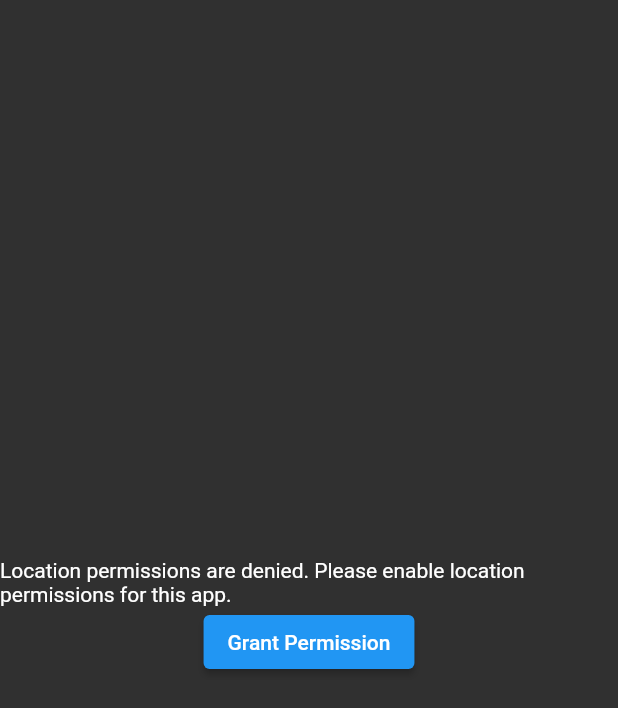
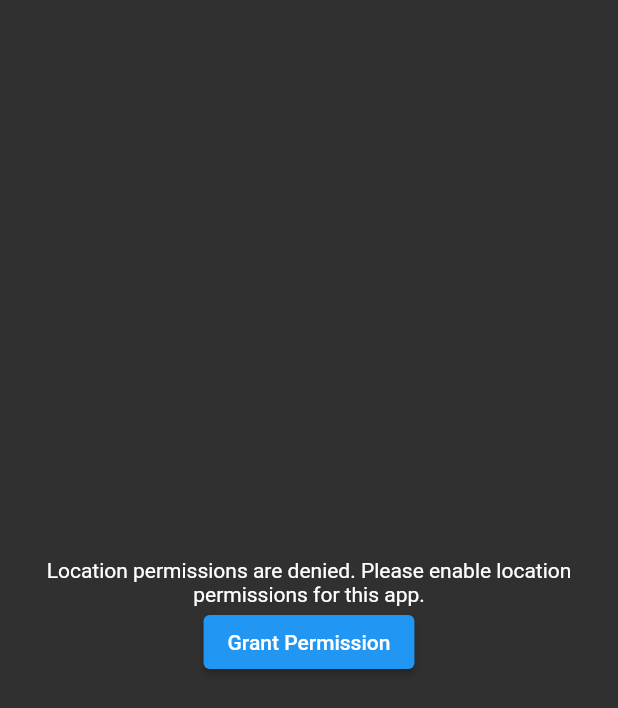
Before and after one commit to tomsitter/weather_fan, a Flutter app: the screen it shows after launch, on a phone screen of 412 x 824 dp. Shown: the top 708 px of the screen. Run offline on Flutter 3.47's test engine with Material 2 defaults, Android fonts, the phone set to English and light mode, and no system bars; our stand-ins replace flutter_spinkit, geolocator, permission_handler.

Commit message:
Update styles and rename app on Android

```diff
--- a/lib/main.dart
+++ b/lib/main.dart
@@ -12,7 +12,8 @@ class MyApp extends StatelessWidget {
   @override
   Widget build(BuildContext context) {
     return MaterialApp(
-      title: 'Flutter Demo',
+      debugShowCheckedModeBanner: false,
+      title: 'Weather Fan',
       theme: ThemeData.dark(),
       home: const LoadingScreen(),
     );
--- a/lib/screens/loading_screen.dart
+++ b/lib/screens/loading_screen.dart
@@ -7,7 +7,7 @@ import 'package:weather_fan/util/forecast.dart';
 import 'package:weather_fan/services/weather.dart';
 import 'package:weather_fan/util/styles.dart';
 
-import 'location_screen.dart';
+import 'weather_screen.dart';
 
 class LoadingScreen extends StatefulWidget {
   const LoadingScreen({Key? key}) : super(key: key);
--- a/lib/screens/permission_screen.dart
+++ b/lib/screens/permission_screen.dart
@@ -12,7 +12,9 @@ class PermissionScreen extends StatelessWidget {
         crossAxisAlignment: CrossAxisAlignment.center,
         children: [
           const Text(
-              "Location permissions are denied. Please enable location permissions for this app."),
+            "Location permissions are denied. Please enable location permissions for this app.",
+            textAlign: TextAlign.center,
+          ),
           ElevatedButton(
             onPressed: () async {
               if (await Permission.location.isDenied) {
@@ -20,7 +22,9 @@ class PermissionScreen extends StatelessWidget {
               }
               Navigator.pop(context);
             },
-            child: const Text("Grant Permission"),
+            child: const Text(
+              "Grant Permission",
+            ),
           ),
         ],
       ),
```
Also changed, not shown: lib/screens/weather_screen.dart (renamed from lib/screens/location_screen.dart), 1 other file.
